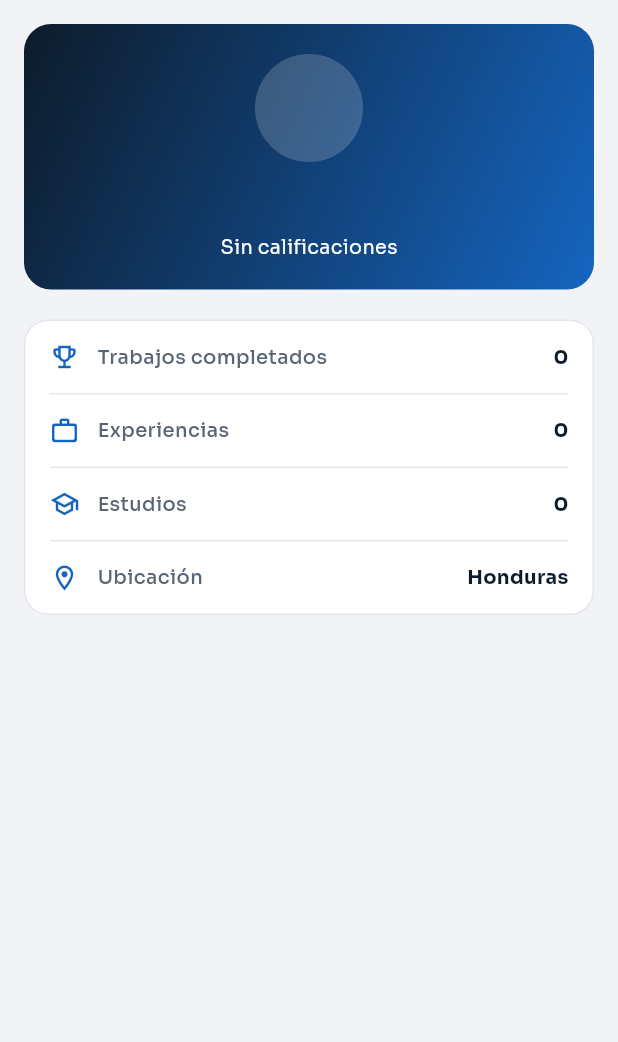
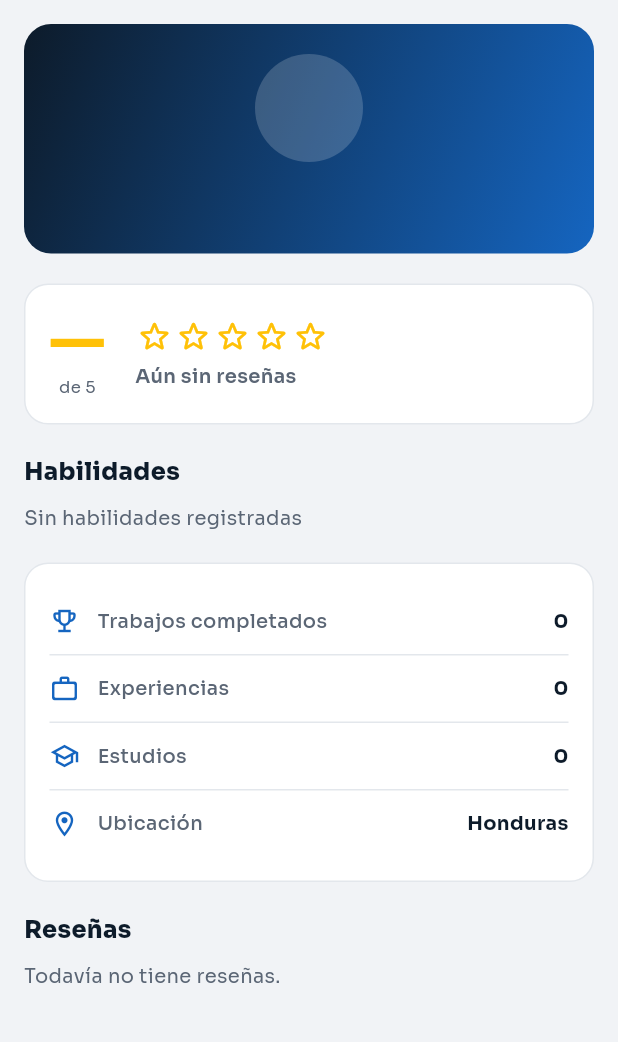
Before and after one commit to cadaba25/TRABAJITO-APP, a Flutter app: the DetalleTrabajadorScreen screen opened directly with empty values, on a phone screen of 412 x 824 dp, the part 84-1126 px from its top. Run offline on Flutter 3.47's test engine with Material 3 defaults, Android fonts, the phone set to English and light mode, and no system bars; our stand-ins replace cloud_firestore, firebase_auth, firebase_core, google_fonts; accounts and stored records are empty.

Commit message:
Habilidades del trabajador, resenas y promedio de estrellas estetico
- Modelo Usuario: campo habilidades (List<String>) con habilidades
  sugeridas en constantes.
- Registro de trabajador: seccion "Tus habilidades" con entrada de
  etiquetas (chips + sugerencias); se guardan al finalizar.
- Widgets nuevos: EntradaEtiquetas/ChipsHabilidades, ResumenCalificacion
  (promedio 0-5 grande y estetico) y SeccionResenas (referencias que cada
  trabajador acumula de los comentarios del contratista al calificar).
- Perfil propio y perfil del trabajador (visto por contratista) muestran
  habilidades, promedio y reseñas.
- Lista de Trabajadores muestra habilidades y estrellas para diferenciar
  especialidades.

Co-Authored-By: Claude Opus 4.8 <noreply@anthropic.com>
Claude-Session: https://claude.ai/code/session_01GbBBJNMK8iRPJ5Zz2J5ivU

```diff
--- a/lib/models/usuario.dart
+++ b/lib/models/usuario.dart
@@ -98,6 +98,7 @@ class Usuario {
   final String codigoPostal;
   final String pais;
   final String urlCV;
+  final List<String> habilidades;   // etiquetas de lo que sabe hacer
   final List<Experiencia> experiencia;
   final List<Estudio> estudios;
   final DateTime fechaRegistro;
@@ -140,6 +141,7 @@ class Usuario {
     this.codigoPostal = '',
     this.pais = 'Honduras',
     this.urlCV = '',
+    this.habilidades = const [],
     this.experiencia = const [],
     this.estudios = const [],
     required this.fechaRegistro,
@@ -228,6 +230,9 @@ class Usuario {
       codigoPostal: d['codigoPostal'] ?? '',
       pais: d['pais'] ?? 'Honduras',
       urlCV: d['urlCV'] ?? '',
+      habilidades: (d['habilidades'] as List<dynamic>? ?? [])
+          .map((e) => e.toString())
+          .toList(),
       experiencia: (d['experiencia'] as List<dynamic>? ?? [])
           .map((e) => Experiencia.desdeMap(e as Map<String, dynamic>))
           .toList(),
@@ -276,6 +281,7 @@ class Usuario {
     'codigoPostal': codigoPostal,
     'pais': pais,
     'urlCV': urlCV,
+    'habilidades': habilidades,
     'experiencia': experiencia.map((e) => e.aMap()).toList(),
     'estudios': estudios.map((e) => e.aMap()).toList(),
     'fechaRegistro': Timestamp.fromDate(fechaRegistro),
--- a/lib/screens/detalle_trabajador_screen.dart
+++ b/lib/screens/detalle_trabajador_screen.dart
@@ -1,7 +1,8 @@
 import 'package:flutter/material.dart';
 import '../models/usuario.dart';
 import '../utils/constantes.dart';
-import '../widgets/estrellas.dart';
+import '../widgets/entrada_etiquetas.dart';
+import '../widgets/resenas.dart';
 
 /// Perfil de solo lectura de un trabajador (visto por el contratador).
 class DetalleTrabajadorScreen extends StatelessWidget {
@@ -27,6 +28,7 @@ class DetalleTrabajadorScreen extends StatelessWidget {
       body: ListView(
         padding: const EdgeInsets.all(16),
         children: [
+          // Cabecera
           Container(
             padding: const EdgeInsets.all(20),
             decoration: BoxDecoration(
@@ -55,23 +57,29 @@ class DetalleTrabajadorScreen extends StatelessWidget {
                         color: Colors.white,
                         fontSize: 20,
                         fontWeight: FontWeight.w800)),
-                const SizedBox(height: 6),
-                Estrellas(
-                  valor: usuario.calificacionPromedio,
-                  total: usuario.totalCalificaciones,
-                  colorTexto: Colors.white,
-                ),
               ],
             ),
           ),
           const SizedBox(height: 20),
-          Container(
-            decoration: BoxDecoration(
-              color: superficie,
-              borderRadius: BorderRadius.circular(16),
-              border: Border.all(color: borde, width: 1),
-            ),
-            child: Column(
+
+          // Promedio estético
+          _tarjeta(superficie, borde,
+              ResumenCalificacion(
+                  valor: usuario.calificacionPromedio,
+                  total: usuario.totalCalificaciones)),
+          const SizedBox(height: 20),
+
+          // Habilidades
+          _titulo('Habilidades', textoPrincipal),
+          const SizedBox(height: 10),
+          ChipsHabilidades(habilidades: usuario.habilidades),
+          const SizedBox(height: 20),
+
+          // Estadísticas
+          _tarjeta(
+            superficie,
+            borde,
+            Column(
               children: [
                 _fila(Icons.emoji_events_outlined, 'Trabajos completados',
                     '${usuario.trabajosCompletados}', textoPrincipal, textoSec, borde),
@@ -85,13 +93,10 @@ class DetalleTrabajadorScreen extends StatelessWidget {
               ],
             ),
           ),
+
           if (usuario.experiencia.isNotEmpty) ...[
             const SizedBox(height: 20),
-            Text('Experiencia',
-                style: TextStyle(
-                    color: textoPrincipal,
-                    fontSize: 15,
-                    fontWeight: FontWeight.w800)),
+            _titulo('Experiencia', textoPrincipal),
             const SizedBox(height: 8),
             ...usuario.experiencia.map((e) => Padding(
                   padding: const EdgeInsets.only(bottom: 8),
@@ -99,17 +104,36 @@ class DetalleTrabajadorScreen extends StatelessWidget {
                       style: TextStyle(color: textoSec, fontSize: 13)),
                 )),
           ],
+
+          const SizedBox(height: 20),
+          _titulo('Reseñas', textoPrincipal),
+          const SizedBox(height: 10),
+          SeccionResenas(uid: usuario.uid),
+          const SizedBox(height: 24),
         ],
       ),
     );
   }
+
+  Widget _titulo(String texto, Color color) => Text(texto,
+      style: TextStyle(color: color, fontSize: 16, fontWeight: FontWeight.w800));
+
+  Widget _tarjeta(Color superficie, Color borde, Widget hijo) => Container(
+        padding: const EdgeInsets.all(16),
+        decoration: BoxDecoration(
+          color: superficie,
+          borderRadius: BorderRadius.circular(16),
+          border: Border.all(color: borde, width: 1),
+        ),
+        child: hijo,
+      );
 
   Widget _fila(IconData icono, String titulo, String valor, Color principal,
       Color sec, Color borde, {bool ultimo = false}) {
     return Column(
       children: [
         Padding(
-          padding: const EdgeInsets.symmetric(horizontal: 16, vertical: 14),
+          padding: const EdgeInsets.symmetric(vertical: 12),
           child: Row(
             children: [
               Icon(icono, color: AppColores.azulProfesional, size: 20),
@@ -124,8 +148,7 @@ class DetalleTrabajadorScreen extends StatelessWidget {
             ],
           ),
         ),
-        if (!ultimo)
-          Divider(height: 1, color: borde, indent: 16, endIndent: 16),
+        if (!ultimo) Divider(height: 1, color: borde),
       ],
     );
   }
--- a/lib/screens/registro/registro_trabajador_screen.dart
+++ b/lib/screens/registro/registro_trabajador_screen.dart
@@ -5,6 +5,7 @@ import '../../services/auth_service.dart';
 import '../../models/usuario.dart';
 import '../../utils/constantes.dart';
 import '../../widgets/custom_textfield.dart';
+import '../../widgets/entrada_etiquetas.dart';
 
 
 
@@ -51,6 +52,7 @@ class _RegistroTrabajadorScreenState extends State<RegistroTrabajadorScreen> {
 
   // ── PASO 4 (Experiencia) ───────────────────────────────────
   final _p4Form = GlobalKey<FormState>();
+  final List<String> _habilidades = [];
   bool? _trabajaActualmente;
   bool? _hasTrabajado;
   final _empresaCtrl     = TextEditingController();
@@ -187,10 +189,14 @@ class _RegistroTrabajadorScreenState extends State<RegistroTrabajadorScreen> {
       );
       await _authService.actualizarCampos({
         'estudios': [est.aMap()],
+        'habilidades': _habilidades,
         'registroCompleto': true,
       });
     } else {
-      await _authService.actualizarCampos({'registroCompleto': true});
+      await _authService.actualizarCampos({
+        'habilidades': _habilidades,
+        'registroCompleto': true,
+      });
     }
     if (!mounted) return;
     // Volver a la raíz: PantallaInicial ya tiene sesión activa y
@@ -653,6 +659,20 @@ class _RegistroTrabajadorScreenState extends State<RegistroTrabajadorScreen> {
         crossAxisAlignment: CrossAxisAlignment.stretch,
         children: [
           const SizedBox(height: 16),
+          _titulo('Tus habilidades'),
+          const SizedBox(height: 6),
+          Text(
+            'Agrega lo que sabes hacer. Esto ayuda a que te encuentren.',
+            style: TextStyle(color: colorTextoSuave(context), fontSize: 14, height: 1.5),
+          ),
+          const SizedBox(height: 16),
+          EntradaEtiquetas(
+            etiquetas: _habilidades,
+            sugerencias: DatosHonduras.habilidadesSugeridas,
+            etiquetaCampo: 'Agregar habilidad',
+          ),
+          const SizedBox(height: 28),
+
           _titulo('Añadir experiencia'),
           const SizedBox(height: 24),
 
--- a/lib/widgets/estrellas.dart
+++ b/lib/widgets/estrellas.dart
@@ -7,6 +7,7 @@ class Estrellas extends StatelessWidget {
   final int total;         // número de reseñas
   final double tamano;
   final Color? colorTexto;
+  final bool mostrarTexto;
 
   const Estrellas({
     super.key,
@@ -14,12 +15,13 @@ class Estrellas extends StatelessWidget {
     this.total = 0,
     this.tamano = 16,
     this.colorTexto,
+    this.mostrarTexto = true,
   });
 
   @override
   Widget build(BuildContext context) {
     final texto = colorTexto ?? AppColores.grisTexto;
-    if (total == 0) {
+    if (mostrarTexto && total == 0) {
       return Text('Sin calificaciones',
           style: TextStyle(color: texto, fontSize: tamano * 0.8));
     }
@@ -37,10 +39,12 @@ class Estrellas extends StatelessWidget {
             size: tamano,
           );
         }),
-        const SizedBox(width: 6),
-        Text('${valor.toStringAsFixed(1)} ($total)',
-            style: TextStyle(
-                color: texto, fontSize: tamano * 0.8, fontWeight: FontWeight.w600)),
+        if (mostrarTexto) ...[
+          const SizedBox(width: 6),
+          Text('${valor.toStringAsFixed(1)} ($total)',
+              style: TextStyle(
+                  color: texto, fontSize: tamano * 0.8, fontWeight: FontWeight.w600)),
+        ],
       ],
     );
   }
--- /dev/null
+++ b/lib/widgets/resenas.dart
@@ -0,0 +1,161 @@
+import 'package:flutter/material.dart';
+import '../models/calificacion.dart';
+import '../services/calificacion_service.dart';
+import '../utils/constantes.dart';
+import 'custom_textfield.dart';
+import 'estrellas.dart';
+
+/// Resumen grande y estético del promedio de calificaciones (0 a 5).
+class ResumenCalificacion extends StatelessWidget {
+  final double valor;
+  final int total;
+  const ResumenCalificacion({super.key, required this.valor, required this.total});
+
+  @override
+  Widget build(BuildContext context) {
+    final sinResenas = total == 0;
+    return Row(
+      children: [
+        Column(
+          crossAxisAlignment: CrossAxisAlignment.center,
+          children: [
+            Text(
+              sinResenas ? '—' : valor.toStringAsFixed(1),
+              style: const TextStyle(
+                  fontSize: 40,
+                  fontWeight: FontWeight.w900,
+                  color: AppColores.dorado,
+                  height: 1),
+            ),
+            const SizedBox(height: 4),
+            Text('de 5',
+                style: TextStyle(fontSize: 11, color: colorTextoSuave(context))),
+          ],
+        ),
+        const SizedBox(width: 20),
+        Expanded(
+          child: Column(
+            crossAxisAlignment: CrossAxisAlignment.start,
+            children: [
+              Row(
+                children: List.generate(5, (i) {
+                  final llena = i < valor.floor();
+                  final media = !llena && i < valor;
+                  return Icon(
+                    media
+                        ? Icons.star_half_rounded
+                        : (llena
+                            ? Icons.star_rounded
+                            : Icons.star_outline_rounded),
+                    color: AppColores.dorado,
+                    size: 26,
+                  );
+                }),
+              ),
+              const SizedBox(height: 4),
+              Text(
+                sinResenas
+                    ? 'Aún sin reseñas'
+                    : '$total ${total == 1 ? 'reseña' : 'reseñas'}',
+                style: TextStyle(
+                    fontSize: 13,
+                    fontWeight: FontWeight.w600,
+                    color: colorTextoSuave(context)),
+              ),
+            ],
+          ),
+        ),
+      ],
+    );
+  }
+}
+
+/// Sección de reseñas recibidas por un usuario (referencias).
+class SeccionResenas extends StatelessWidget {
+  final String uid;
+  const SeccionResenas({super.key, required this.uid});
+
+  @override
+  Widget build(BuildContext context) {
+    return StreamBuilder<List<Calificacion>>(
+      stream: CalificacionService().streamCalificaciones(uid),
+      builder: (context, snap) {
+        if (snap.connectionState == ConnectionState.waiting && !snap.hasData) {
+          return const Padding(
+            padding: EdgeInsets.symmetric(vertical: 20),
+            child: Center(
+                child: CircularProgressIndicator(color: AppColores.acento)),
+          );
+        }
+        final resenas = snap.data ?? [];
+        if (resenas.isEmpty) {
+          return Text('Todavía no tiene reseñas.',
+              style: TextStyle(color: colorTextoSuave(context), fontSize: 13));
+        }
+        return Column(
+          children: resenas.map((r) => _TarjetaResena(resena: r)).toList(),
+        );
+      },
+    );
+  }
+}
+
+class _TarjetaResena extends StatelessWidget {
+  final Calificacion resena;
+  const _TarjetaResena({required this.resena});
+
+  @override
+  Widget build(BuildContext context) {
+    return Container(
+      margin: const EdgeInsets.only(bottom: 10),
+      padding: const EdgeInsets.all(14),
+      decoration: BoxDecoration(
+        color: colorSuperficie(context),
+        borderRadius: BorderRadius.circular(14),
+        border: Border.all(color: colorBorde(context), width: 1),
+      ),
+      child: Column(
+        crossAxisAlignment: CrossAxisAlignment.start,
+        children: [
+          Row(
+            children: [
+              CircleAvatar(
+                radius: 14,
+                backgroundColor: AppColores.acento.withOpacity(0.15),
+                child: Text(
+                  resena.deNombre.isNotEmpty
+                      ? resena.deNombre[0].toUpperCase()
+                      : '?',
+                  style: const TextStyle(
+                      color: AppColores.acento,
+                      fontWeight: FontWeight.w700,
+                      fontSize: 12),
+                ),
+              ),
+              const SizedBox(width: 8),
+              Expanded(
+                child: Text(
+                  resena.deNombre.isEmpty ? 'Anónimo' : resena.deNombre,
+                  style: TextStyle(
+                      color: colorTextoFuerte(context),
+                      fontWeight: FontWeight.w700,
+                      fontSize: 13),
+                ),
+              ),
+              Estrellas(
+                  valor: resena.estrellas.toDouble(),
+                  tamano: 14,
+                  mostrarTexto: false),
+            ],
+          ),
+          if (resena.comentario.isNotEmpty) ...[
+            const SizedBox(height: 8),
+            Text(resena.comentario,
+                style: TextStyle(
+                    color: colorTextoSuave(context), fontSize: 13, height: 1.4)),
+          ],
+        ],
+      ),
+    );
+  }
+}
```
Also changed, not shown: lib/screens/tabs/perfil_tab.dart (+24 -0 lines), lib/screens/tabs/trabajadores_tab.dart (+9 -1 lines), lib/utils/constantes.dart (+11 -0 lines), lib/widgets/entrada_etiquetas.dart (added, +160 -0 lines).
